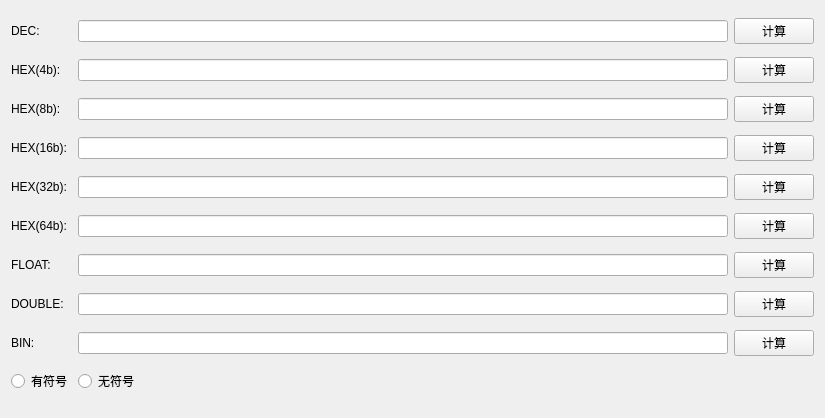
This is widget.ui in teaczjf/BinaryConversionCalculator as Qt 5 draws it before an edit. The edited form follows.
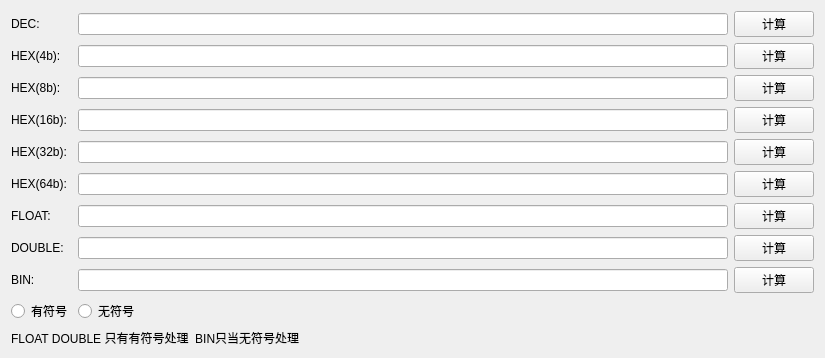
This is the edited form.

```diff
--- a/widget.ui
+++ b/widget.ui
@@ -7,7 +7,7 @@
     <x>0</x>
     <y>0</y>
     <width>825</width>
-    <height>418</height>
+    <height>321</height>
    </rect>
   </property>
   <property name="sizePolicy">
@@ -20,16 +20,6 @@
    <string>Widget</string>
   </property>
   <layout class="QGridLayout" name="gridLayout">
-   <item row="0" column="1">
-    <widget class="QLineEdit" name="lineEdit_DEC"/>
-   </item>
-   <item row="5" column="2" colspan="2">
-    <widget class="QPushButton" name="pushButton_HEX16">
-     <property name="text">
-      <string>计算</string>
-     </property>
-    </widget>
-   </item>
    <item row="0" column="0">
     <widget class="QLabel" name="label_11">
      <property name="text">
@@ -37,173 +27,194 @@
      </property>
     </widget>
    </item>
-   <item row="5" column="0">
+   <item row="0" column="1">
+    <widget class="QLineEdit" name="lineEdit_DEC"/>
+   </item>
+   <item row="0" column="2">
+    <widget class="QPushButton" name="pushButton_DEC">
+     <property name="text">
+      <string>计算</string>
+     </property>
+    </widget>
+   </item>
+   <item row="1" column="0">
+    <widget class="QLabel" name="label_19">
+     <property name="text">
+      <string>HEX(4b):</string>
+     </property>
+    </widget>
+   </item>
+   <item row="1" column="1">
+    <widget class="QLineEdit" name="lineEdit_HEX4">
+     <property name="maxLength">
+      <number>1</number>
+     </property>
+    </widget>
+   </item>
+   <item row="1" column="2">
+    <widget class="QPushButton" name="pushButton_HEX4">
+     <property name="text">
+      <string>计算</string>
+     </property>
+    </widget>
+   </item>
+   <item row="2" column="0">
+    <widget class="QLabel" name="label_18">
+     <property name="text">
+      <string>HEX(8b):</string>
+     </property>
+    </widget>
+   </item>
+   <item row="2" column="1">
+    <widget class="QLineEdit" name="lineEdit_HEX8">
+     <property name="maxLength">
+      <number>2</number>
+     </property>
+    </widget>
+   </item>
+   <item row="2" column="2">
+    <widget class="QPushButton" name="pushButton_HEX8">
+     <property name="text">
+      <string>计算</string>
+     </property>
+    </widget>
+   </item>
+   <item row="3" column="0">
     <widget class="QLabel" name="label_16">
      <property name="text">
       <string>HEX(16b):</string>
      </property>
     </widget>
    </item>
-   <item row="5" column="1">
+   <item row="3" column="1">
     <widget class="QLineEdit" name="lineEdit_HEX16">
      <property name="maxLength">
       <number>4</number>
      </property>
     </widget>
    </item>
-   <item row="7" column="1">
+   <item row="3" column="2">
+    <widget class="QPushButton" name="pushButton_HEX16">
+     <property name="text">
+      <string>计算</string>
+     </property>
+    </widget>
+   </item>
+   <item row="4" column="0">
+    <widget class="QLabel" name="label_17">
+     <property name="text">
+      <string>HEX(32b):</string>
+     </property>
+    </widget>
+   </item>
+   <item row="4" column="1">
+    <widget class="QLineEdit" name="lineEdit_HEX32">
+     <property name="maxLength">
+      <number>8</number>
+     </property>
+    </widget>
+   </item>
+   <item row="4" column="2">
+    <widget class="QPushButton" name="pushButton_HEX32">
+     <property name="text">
+      <string>计算</string>
+     </property>
+    </widget>
+   </item>
+   <item row="5" column="0">
+    <widget class="QLabel" name="label_12">
+     <property name="text">
+      <string>HEX(64b):</string>
+     </property>
+    </widget>
+   </item>
+   <item row="5" column="1">
     <widget class="QLineEdit" name="lineEdit_HEX64">
      <property name="maxLength">
       <number>16</number>
      </property>
     </widget>
    </item>
-   <item row="10" column="0">
-    <widget class="QLabel" name="label_15">
+   <item row="5" column="2">
+    <widget class="QPushButton" name="pushButton_HEX64">
      <property name="text">
-      <string>BIN:</string>
+      <string>计算</string>
      </property>
     </widget>
    </item>
-   <item row="11" column="0">
-    <widget class="QRadioButton" name="radbtn_int">
-     <property name="text">
-      <string>有符号</string>
-     </property>
-    </widget>
-   </item>
-   <item row="8" column="0">
+   <item row="6" column="0">
     <widget class="QLabel" name="label_13">
      <property name="text">
       <string>FLOAT:</string>
      </property>
     </widget>
    </item>
-   <item row="9" column="1">
-    <widget class="QLineEdit" name="lineEdit_DOUBLE"/>
-   </item>
-   <item row="7" column="2" colspan="2">
-    <widget class="QPushButton" name="pushButton_HEX64">
-     <property name="text">
-      <string>计算</string>
-     </property>
-    </widget>
-   </item>
-   <item row="11" column="1">
-    <widget class="QRadioButton" name="radbtn_uint">
-     <property name="text">
-      <string>无符号</string>
-     </property>
-    </widget>
-   </item>
    <item row="6" column="1">
-    <widget class="QLineEdit" name="lineEdit_HEX32">
-     <property name="maxLength">
-      <number>8</number>
-     </property>
-    </widget>
+    <widget class="QLineEdit" name="lineEdit_FLOAT"/>
    </item>
-   <item row="6" column="2" colspan="2">
-    <widget class="QPushButton" name="pushButton_HEX32">
-     <property name="text">
-      <string>计算</string>
-     </property>
-    </widget>
-   </item>
-   <item row="8" column="2" colspan="2">
+   <item row="6" column="2">
     <widget class="QPushButton" name="pushButton_FLOAT">
      <property name="text">
       <string>计算</string>
      </property>
     </widget>
    </item>
-   <item row="10" column="1">
-    <widget class="QLineEdit" name="lineEdit_BIN"/>
-   </item>
-   <item row="6" column="0">
-    <widget class="QLabel" name="label_17">
-     <property name="text">
-      <string>HEX(32b):</string>
-     </property>
-    </widget>
-   </item>
-   <item row="9" column="0">
+   <item row="7" column="0">
     <widget class="QLabel" name="label_14">
      <property name="text">
       <string>DOUBLE:</string>
      </property>
     </widget>
    </item>
+   <item row="7" column="1">
+    <widget class="QLineEdit" name="lineEdit_DOUBLE"/>
+   </item>
+   <item row="7" column="2">
+    <widget class="QPushButton" name="pushButton_DOUBLE">
+     <property name="text">
+      <string>计算</string>
+     </property>
+    </widget>
+   </item>
+   <item row="8" column="0">
+    <widget class="QLabel" name="label_15">
+     <property name="text">
+      <string>BIN:</string>
+     </property>
+    </widget>
+   </item>
    <item row="8" column="1">
-    <widget class="QLineEdit" name="lineEdit_FLOAT"/>
+    <widget class="QLineEdit" name="lineEdit_BIN">
+     <property name="maxLength">
+      <number>64</number>
+     </property>
+    </widget>
    </item>
-   <item row="10" column="2" colspan="2">
+   <item row="8" column="2">
     <widget class="QPushButton" name="pushButton_BIN">
      <property name="text">
       <string>计算</string>
      </property>
     </widget>
    </item>
-   <item row="9" column="2" colspan="2">
-    <widget class="QPushButton" name="pushButton_DOUBLE">
+   <item row="9" column="0">
+    <widget class="QRadioButton" name="radbtn_int">
      <property name="text">
-      <string>计算</string>
+      <string>有符号</string>
      </property>
     </widget>
    </item>
-   <item row="7" column="0">
-    <widget class="QLabel" name="label_12">
+   <item row="9" column="1">
+    <widget class="QRadioButton" name="radbtn_uint">
      <property name="text">
-      <string>HEX(64b):</string>
+      <string>无符号</string>
      </property>
     </widget>
    </item>
-   <item row="1" column="1">
-    <widget class="QLineEdit" name="lineEdit_HEX4">
-     <property name="maxLength">
-      <number>1</number>
-     </property>
-    </widget>
-   </item>
-   <item row="1" column="0">
-    <widget class="QLabel" name="label_19">
+   <item row="10" column="0" colspan="2">
+    <widget class="QLabel" name="label">
      <property name="text">
-      <string>HEX(4b):</string>
-     </property>
-    </widget>
-   </item>
-   <item row="2" column="0">
-    <widget class="QLabel" name="label_18">
-     <property name="text">
-      <string>HEX(8b):</string>
-     </property>
-    </widget>
-   </item>
-   <item row="2" column="1">
-    <widget class="QLineEdit" name="lineEdit_HEX8">
-     <property name="maxLength">
-      <number>2</number>
-     </property>
-    </widget>
-   </item>
-   <item row="2" column="2" colspan="2">
-    <widget class="QPushButton" name="pushButton_HEX8">
-     <property name="text">
-      <string>计算</string>
-     </property>
-    </widget>
-   </item>
-   <item row="1" column="2" colspan="2">
-    <widget class="QPushButton" name="pushButton_HEX4">
-     <property name="text">
-      <string>计算</string>
-     </property>
-    </widget>
-   </item>
-   <item row="0" column="2" colspan="2">
-    <widget class="QPushButton" name="pushButton_DEC">
-     <property name="text">
-      <string>计算</string>
+      <string>FLOAT DOUBLE 只有有符号处理  BIN只当无符号处理</string>
      </property>
     </widget>
    </item>
```
